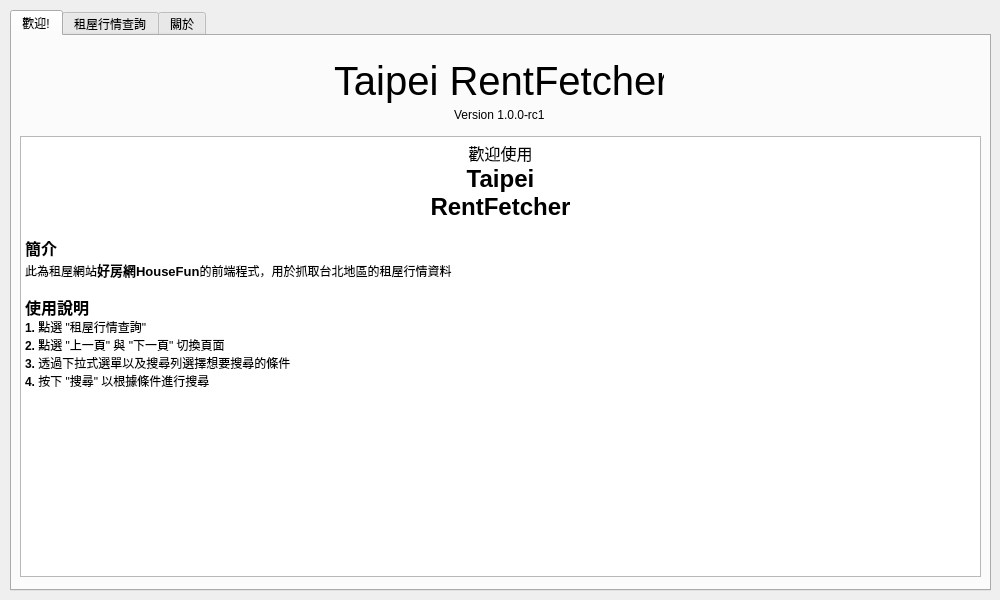
Above: window.ui from MagicalInu/TaipeiRentFetcher before the change. Below: the same form after it.
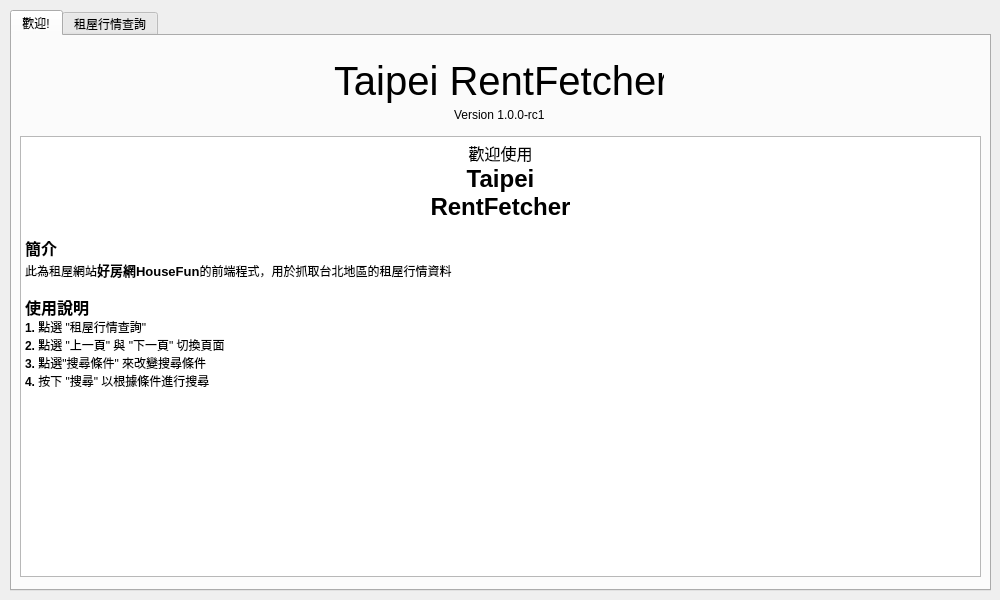
That is the form after the change. The open tabs and pages were chosen to show the change.

Commit message: Second commit. Everything should be functional right now.

Diff of the .ui file:
```diff
--- a/window.ui
+++ b/window.ui
@@ -91,7 +91,7 @@
 &lt;p style=&quot; margin-top:0px; margin-bottom:0px; margin-left:0px; margin-right:0px; -qt-block-indent:0; text-indent:0px;&quot;&gt;&lt;span style=&quot; font-size:9pt;&quot;&gt;此為租屋網站&lt;/span&gt;&lt;span style=&quot; font-weight:700;&quot;&gt;好房網HouseFun&lt;/span&gt;&lt;span style=&quot; font-size:9pt;&quot;&gt;的前端程式，用於抓取台北地區的租屋行情資料&lt;/span&gt;&lt;/p&gt;
 &lt;p style=&quot; margin-top:0px; margin-bottom:0px; margin-left:0px; margin-right:0px; -qt-block-indent:0; text-indent:0px;&quot;&gt;&lt;br /&gt;&lt;span style=&quot; font-size:12pt; font-weight:700;&quot;&gt;使用說明&lt;br /&gt;&lt;/span&gt;&lt;span style=&quot; font-size:9pt; font-weight:700;&quot;&gt;1. &lt;/span&gt;&lt;span style=&quot; font-size:9pt;&quot;&gt;點選 &amp;quot;租屋行情查詢&amp;quot;&lt;/span&gt;&lt;/p&gt;
 &lt;p style=&quot; margin-top:0px; margin-bottom:0px; margin-left:0px; margin-right:0px; -qt-block-indent:0; text-indent:0px;&quot;&gt;&lt;span style=&quot; font-size:9pt; font-weight:700;&quot;&gt;2.&lt;/span&gt;&lt;span style=&quot; font-size:9pt;&quot;&gt; 點選 &amp;quot;上一頁&amp;quot; 與 &amp;quot;下一頁&amp;quot; 切換頁面&lt;/span&gt;&lt;/p&gt;
-&lt;p style=&quot; margin-top:0px; margin-bottom:0px; margin-left:0px; margin-right:0px; -qt-block-indent:0; text-indent:0px;&quot;&gt;&lt;span style=&quot; font-size:9pt; font-weight:700;&quot;&gt;3. &lt;/span&gt;&lt;span style=&quot; font-size:9pt;&quot;&gt;透過下拉式選單以及搜尋列選擇想要搜尋的條件&lt;/span&gt;&lt;/p&gt;
+&lt;p style=&quot; margin-top:0px; margin-bottom:0px; margin-left:0px; margin-right:0px; -qt-block-indent:0; text-indent:0px;&quot;&gt;&lt;span style=&quot; font-size:9pt; font-weight:700;&quot;&gt;3. &lt;/span&gt;&lt;span style=&quot; font-size:9pt;&quot;&gt;點選&amp;quot;搜尋條件&amp;quot; 來改變搜尋條件&lt;/span&gt;&lt;/p&gt;
 &lt;p style=&quot; margin-top:0px; margin-bottom:0px; margin-left:0px; margin-right:0px; -qt-block-indent:0; text-indent:0px;&quot;&gt;&lt;span style=&quot; font-size:9pt; font-weight:700;&quot;&gt;4.&lt;/span&gt;&lt;span style=&quot; font-size:9pt;&quot;&gt; 按下 &amp;quot;搜尋&amp;quot; 以根據條件進行搜尋&lt;/span&gt;&lt;/p&gt;&lt;/body&gt;&lt;/html&gt;</string>
       </property>
      </widget>
@@ -192,11 +192,6 @@
       </property>
      </widget>
     </widget>
-    <widget class="QWidget" name="tab">
-     <attribute name="title">
-      <string>關於</string>
-     </attribute>
-    </widget>
    </widget>
   </widget>
  </widget>
```
Left out of the diff: 2 changed lines with no effect on the pictures. The commit also changes 3 other files.
